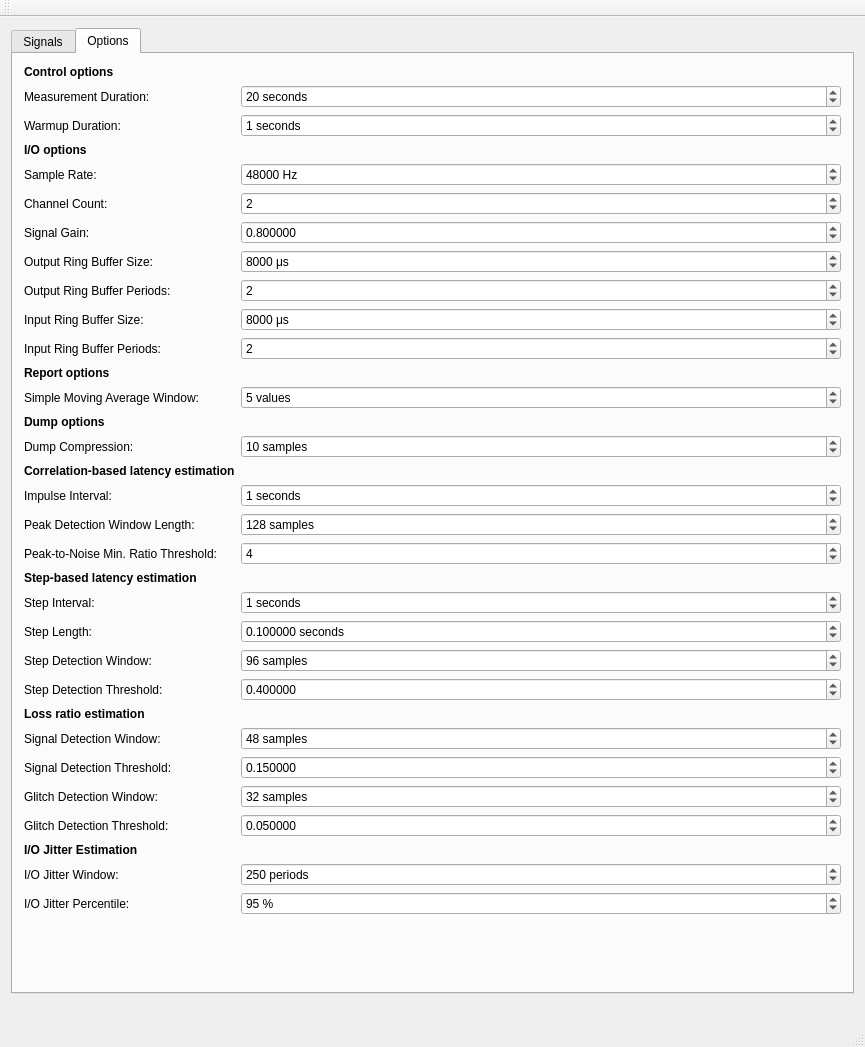
Old version of the form src/gui/MainWindow.ui in the repository gavv/signal-estimator.
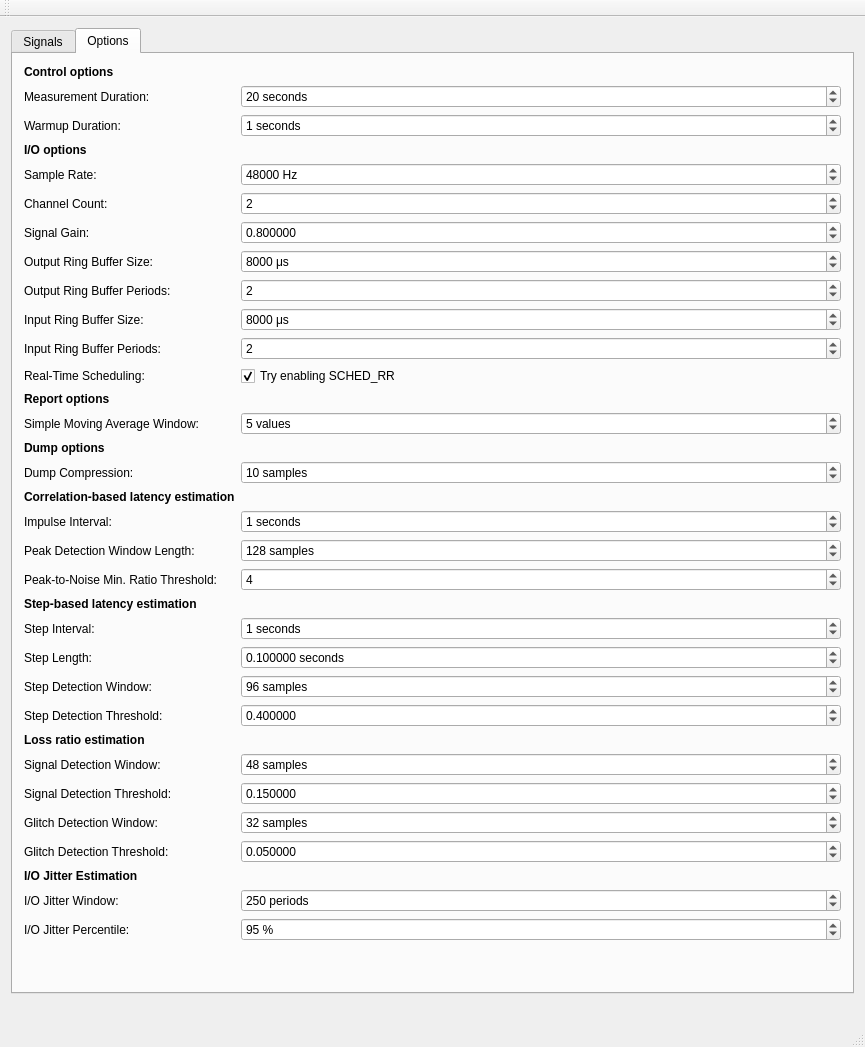
New version of the form. The open tabs and pages were chosen to show the change. Custom widgets are drawn as their Qt base class.

Commit message: Add realtime option to GUI

The edit to the form file:
```diff
--- a/src/gui/MainWindow.ui
+++ b/src/gui/MainWindow.ui
@@ -510,7 +510,7 @@
           </property>
          </widget>
         </item>
-        <item row="12" column="0">
+        <item row="13" column="0">
          <widget class="QLabel" name="ReportOptionsTitle">
           <property name="font">
            <font>
@@ -523,7 +523,7 @@
           </property>
          </widget>
         </item>
-        <item row="13" column="0">
+        <item row="14" column="0">
          <widget class="QLabel" name="SMALabel">
           <property name="toolTip">
            <string/>
@@ -536,7 +536,7 @@
           </property>
          </widget>
         </item>
-        <item row="13" column="1">
+        <item row="14" column="1">
          <widget class="QSpinBox" name="SMA">
           <property name="toolTip">
            <string>Simple Moving Average window for latency reports</string>
@@ -552,7 +552,7 @@
           </property>
          </widget>
         </item>
-        <item row="14" column="0">
+        <item row="15" column="0">
          <widget class="QLabel" name="DumpOptionsTitle">
           <property name="font">
            <font>
@@ -565,7 +565,7 @@
           </property>
          </widget>
         </item>
-        <item row="16" column="0">
+        <item row="17" column="0">
          <widget class="QLabel" name="DCLabel_2">
           <property name="toolTip">
            <string/>
@@ -575,7 +575,7 @@
           </property>
          </widget>
         </item>
-        <item row="16" column="1">
+        <item row="17" column="1">
          <widget class="QSpinBox" name="DC">
           <property name="toolTip">
            <string>Compress dumped samples by given ratio using SMA</string>
@@ -591,7 +591,7 @@
           </property>
          </widget>
         </item>
-        <item row="17" column="0">
+        <item row="18" column="0">
          <widget class="QLabel" name="LatencyCorrOptionsTitle">
           <property name="font">
            <font>
@@ -604,7 +604,7 @@
           </property>
          </widget>
         </item>
-        <item row="18" column="0">
+        <item row="19" column="0">
          <widget class="QLabel" name="ImpulseIntervalLabel">
           <property name="toolTip">
            <string/>
@@ -614,7 +614,7 @@
           </property>
          </widget>
         </item>
-        <item row="18" column="1">
+        <item row="19" column="1">
          <widget class="QSpinBox" name="ImpulseInterval">
           <property name="toolTip">
            <string>Impulse interval, seconds</string>
@@ -630,7 +630,7 @@
           </property>
          </widget>
         </item>
-        <item row="19" column="0">
+        <item row="20" column="0">
          <widget class="QLabel" name="PeakDWLLabel">
           <property name="toolTip">
            <string/>
@@ -640,7 +640,7 @@
           </property>
          </widget>
         </item>
-        <item row="19" column="1">
+        <item row="20" column="1">
          <widget class="QSpinBox" name="PeakDWL">
           <property name="toolTip">
            <string>Peak detection window length, samples</string>
@@ -656,7 +656,7 @@
           </property>
          </widget>
         </item>
-        <item row="20" column="0">
+        <item row="21" column="0">
          <widget class="QLabel" name="PeakToNoiseMRTLabel">
           <property name="toolTip">
            <string/>
@@ -666,7 +666,7 @@
           </property>
          </widget>
         </item>
-        <item row="20" column="1">
+        <item row="21" column="1">
          <widget class="QSpinBox" name="PeakToNoiseMRT">
           <property name="toolTip">
            <string>The peak-to-noise minimum ratio threshold</string>
@@ -679,7 +679,7 @@
           </property>
          </widget>
         </item>
-        <item row="21" column="0">
+        <item row="22" column="0">
          <widget class="QLabel" name="LatencyStepOptionsTItle">
           <property name="font">
            <font>
@@ -692,7 +692,7 @@
           </property>
          </widget>
         </item>
-        <item row="22" column="0">
+        <item row="23" column="0">
          <widget class="QLabel" name="StepIntervalLabel">
           <property name="toolTip">
            <string/>
@@ -702,7 +702,7 @@
           </property>
          </widget>
         </item>
-        <item row="22" column="1">
+        <item row="23" column="1">
          <widget class="QSpinBox" name="StepInterval">
           <property name="toolTip">
            <string>Step interval, seconds</string>
@@ -718,7 +718,7 @@
           </property>
          </widget>
         </item>
-        <item row="23" column="0">
+        <item row="24" column="0">
          <widget class="QLabel" name="StepLengthLabel">
           <property name="toolTip">
            <string/>
@@ -728,7 +728,7 @@
           </property>
          </widget>
         </item>
-        <item row="23" column="1">
+        <item row="24" column="1">
          <widget class="QDoubleSpinBox" name="StepLength">
           <property name="toolTip">
            <string>Step length, seconds</string>
@@ -750,7 +750,7 @@
           </property>
          </widget>
         </item>
-        <item row="24" column="0">
+        <item row="25" column="0">
          <widget class="QLabel" name="StepDWLabel">
           <property name="toolTip">
            <string/>
@@ -760,7 +760,7 @@
           </property>
          </widget>
         </item>
-        <item row="24" column="1">
+        <item row="25" column="1">
          <widget class="QSpinBox" name="StepDW">
           <property name="toolTip">
            <string>Step detection running maximum window, samples</string>
@@ -779,7 +779,7 @@
           </property>
          </widget>
         </item>
-        <item row="25" column="0">
+        <item row="26" column="0">
          <widget class="QLabel" name="StepDTLabel">
           <property name="toolTip">
            <string/>
@@ -789,7 +789,7 @@
           </property>
          </widget>
         </item>
-        <item row="25" column="1">
+        <item row="26" column="1">
          <widget class="QDoubleSpinBox" name="StepDT">
           <property name="toolTip">
            <string>Step detection threshold, from 0 to 1</string>
@@ -808,7 +808,7 @@
           </property>
          </widget>
         </item>
-        <item row="26" column="0">
+        <item row="27" column="0">
          <widget class="QLabel" name="LossOptionsTitle">
           <property name="font">
            <font>
@@ -821,7 +821,7 @@
           </property>
          </widget>
         </item>
-        <item row="27" column="0">
+        <item row="28" column="0">
          <widget class="QLabel" name="SigDWLabel">
           <property name="toolTip">
            <string/>
@@ -831,7 +831,7 @@
           </property>
          </widget>
         </item>
-        <item row="27" column="1">
+        <item row="28" column="1">
          <widget class="QSpinBox" name="SigDW">
           <property name="toolTip">
            <string>Signal detection running maximum window, samples</string>
@@ -847,7 +847,7 @@
           </property>
          </widget>
         </item>
-        <item row="28" column="0">
+        <item row="29" column="0">
          <widget class="QLabel" name="SigDTLabel">
           <property name="toolTip">
            <string/>
@@ -857,7 +857,7 @@
           </property>
          </widget>
         </item>
-        <item row="28" column="1">
+        <item row="29" column="1">
          <widget class="QDoubleSpinBox" name="SigDT">
           <property name="toolTip">
            <string>Signal detection threshold, from 0 to 1</string>
@@ -1033,7 +1033,7 @@
           </property>
          </widget>
         </item>
-        <item row="31" column="0">
+        <item row="32" column="0">
          <widget class="QLabel" name="IOJitterOptionsLabel">
           <property name="font">
            <font>
@@ -1046,7 +1046,7 @@
           </property>
          </widget>
         </item>
-        <item row="32" column="0">
+        <item row="33" column="0">
          <widget class="QLabel" name="IOJitWindowLabel">
           <property name="toolTip">
            <string/>
@@ -1056,7 +1056,7 @@
           </property>
          </widget>
         </item>
-        <item row="32" column="1">
+        <item row="33" column="1">
          <widget class="QSpinBox" name="IOJitWindow">
           <property name="toolTip">
            <string>I/O jitter detection window, number of periods</string>
@@ -1072,7 +1072,7 @@
           </property>
          </widget>
         </item>
-        <item row="33" column="0">
+        <item row="34" column="0">
          <widget class="QLabel" name="IOJitPercentileLabel">
           <property name="toolTip">
            <string/>
@@ -1082,7 +1082,7 @@
           </property>
          </widget>
         </item>
-        <item row="33" column="1">
+        <item row="34" column="1">
          <widget class="QSpinBox" name="IOJitPercentile">
           <property name="toolTip">
            <string>I/O jitter percentile, from 1 to 100</string>
@@ -1098,7 +1098,7 @@
           </property>
          </widget>
         </item>
-        <item row="29" column="0">
+        <item row="30" column="0">
          <widget class="QLabel" name="GliDWLabel">
           <property name="toolTip">
            <string/>
@@ -1108,7 +1108,7 @@
           </property>
          </widget>
         </item>
-        <item row="29" column="1">
+        <item row="30" column="1">
          <widget class="QSpinBox" name="GliDW">
           <property name="toolTip">
            <string>Glitch detection running maximum window, samples</string>
@@ -1124,7 +1124,7 @@
           </property>
          </widget>
         </item>
-        <item row="30" column="0">
+        <item row="31" column="0">
          <widget class="QLabel" name="GliDTLabel">
           <property name="toolTip">
            <string/>
@@ -1134,7 +1134,7 @@
           </property>
          </widget>
         </item>
-        <item row="30" column="1">
+        <item row="31" column="1">
          <widget class="QDoubleSpinBox" name="GliDT">
           <property name="toolTip">
            <string>Glitch detection threshold, from 0 to 1</string>
@@ -1153,6 +1153,26 @@
           </property>
          </widget>
         </item>
+        <item row="12" column="0">
+         <widget class="QLabel" name="RealtimeLabel">
+          <property name="text">
+           <string>Real-Time Scheduling:</string>
+          </property>
+         </widget>
+        </item>
+        <item row="12" column="1">
+         <widget class="QCheckBox" name="Realtime">
+          <property name="toolTip">
+           <string>Try to enable SCHED_RR scheduling policy for sensitive I/O threads</string>
+          </property>
+          <property name="text">
+           <string>Try enabling SCHED_RR</string>
+          </property>
+          <property name="checked">
+           <bool>true</bool>
+          </property>
+         </widget>
+        </item>
        </layout>
       </widget>
      </widget>
```
Left out of the diff: 4 changed lines with no effect on the pictures. The commit also changes 1 other file.
